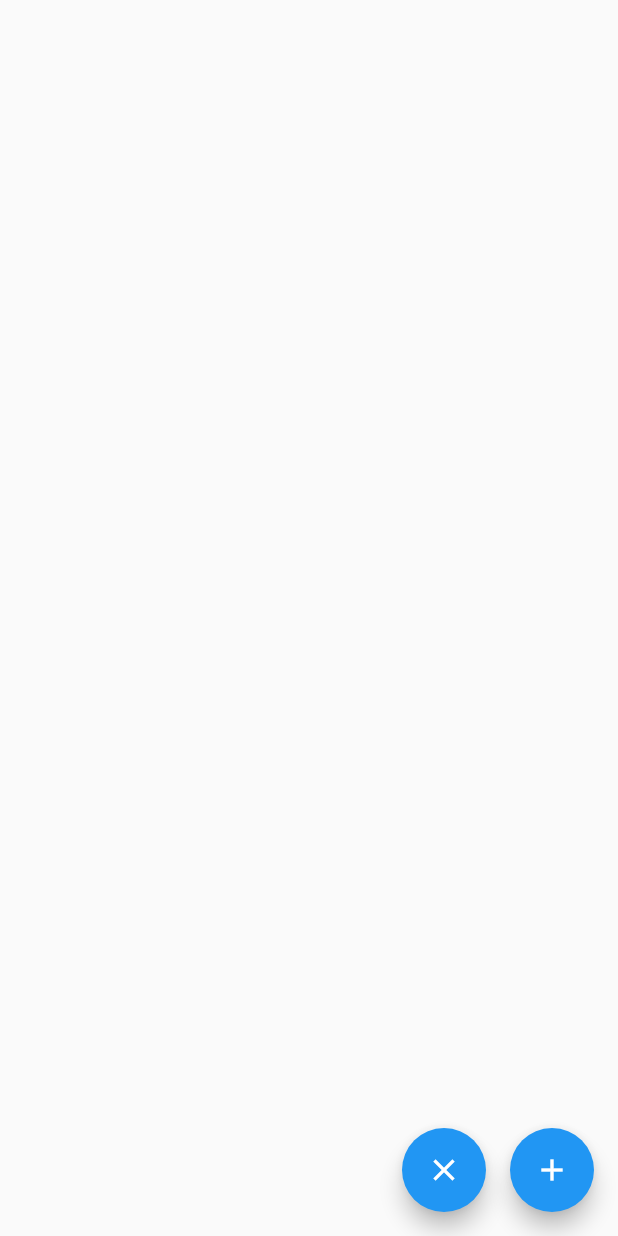
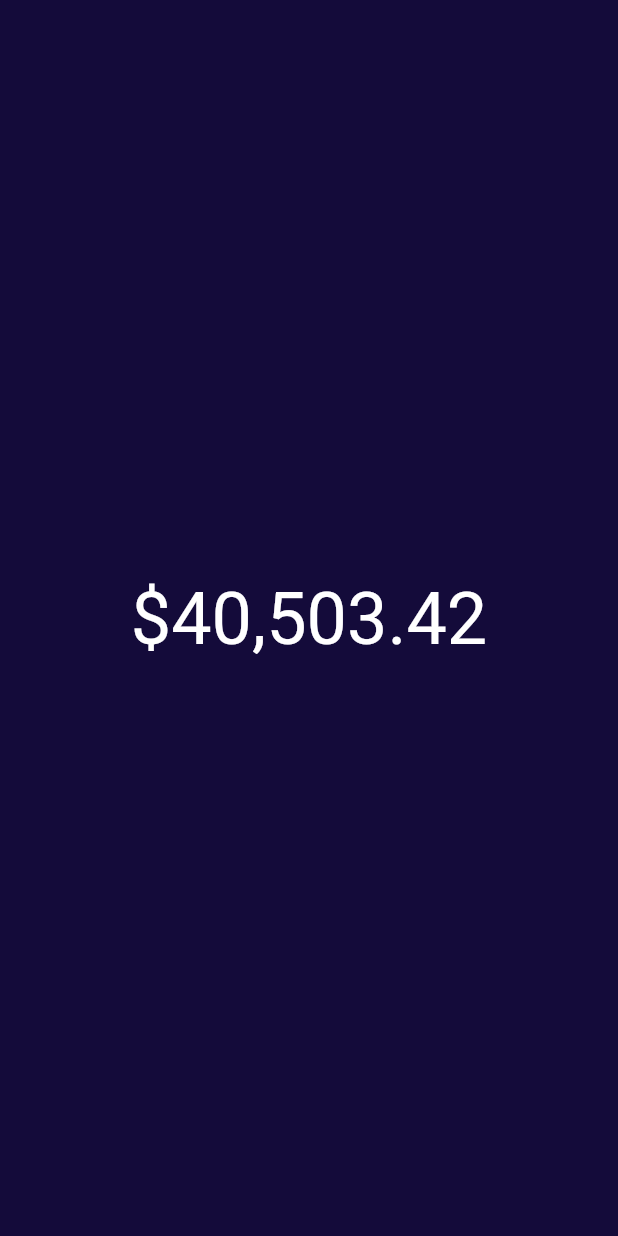
Before and after one commit to aaazlkm/design_note, a Flutter app: the screen it shows after launch, on a phone screen of 412 x 824 dp. Run offline on Flutter 3.47's test engine with Material 2 defaults, Android fonts, the phone set to English and light mode, and no system bars; our stand-ins replace simple_animations, transparent_image.

Commit message:
GlitchyTextPage

```diff
--- /dev/null
+++ b/lib/glitchyText/glitchy_text_page.dart
@@ -0,0 +1,105 @@
+import 'dart:math';
+
+import 'package:flutter/material.dart';
+
+class GlitchyTextPage extends StatefulWidget {
+  const GlitchyTextPage({Key? key}) : super(key: key);
+
+  @override
+  GlitchyTextPageState createState() => GlitchyTextPageState();
+}
+
+class GlitchyTextPageState extends State<GlitchyTextPage> {
+  @override
+  Widget build(BuildContext context) => Scaffold(
+        backgroundColor: Color.alphaBlend(Colors.black.withOpacity(0.6), Colors.deepPurple.shade900),
+        body: Center(
+          child: GlitchyPrice(
+            price: '\$40,503.42',
+          ),
+        ),
+      );
+}
+
+class GlitchyPrice extends StatefulWidget {
+  const GlitchyPrice({
+    required this.price,
+    this.baseTextStyle = const TextStyle(
+      color: Colors.white,
+      fontSize: 48,
+    ),
+    this.increaseColor = Colors.greenAccent,
+    this.decreaseColor = Colors.pinkAccent,
+    Key? key,
+  }) : super(key: key);
+
+  final String price;
+  final TextStyle baseTextStyle;
+  final Color increaseColor;
+  final Color decreaseColor;
+
+  @override
+  State<GlitchyPrice> createState() => _GlitchyPriceState();
+}
+
+class _GlitchyPriceState extends State<GlitchyPrice> with SingleTickerProviderStateMixin {
+  bool isIncrease = true;
+  late final AnimationController animationController;
+
+  @override
+  void initState() {
+    super.initState();
+    animationController = AnimationController(vsync: this, duration: const Duration(milliseconds: 500))
+      ..addStatusListener((status) async {
+        if (status == AnimationStatus.completed) {
+          await Future<void>.delayed(Duration(seconds: 1));
+          animationController.forward(from: 0);
+          setState(() {
+            isIncrease = !isIncrease;
+          });
+          print("updated");
+        }
+      });
+    animationController.forward();
+  }
+
+  @override
+  void dispose() {
+    animationController.dispose();
+    super.dispose();
+  }
+
+  @override
+  Widget build(BuildContext context) => AnimatedBuilder(
+        animation: animationController,
+        builder: (context, child) => Stack(
+          clipBehavior: Clip.none,
+          children: [
+            Positioned(
+              left: (sin(Random().nextInt(3) * pi * sin(animationController.value * Random().nextInt(3) * pi))) * -8,
+              child: Text(
+                widget.price,
+                style: widget.baseTextStyle.copyWith(
+                  color: (isIncrease ? widget.increaseColor : widget.decreaseColor).withOpacity(
+                      (1 - CurvedAnimation(parent: animationController, curve: Curves.easeInExpo).value) * 1),
+                ),
+              ),
+            ),
+            Positioned(
+              left: (sin(Random().nextInt(3) * pi * sin(animationController.value * Random().nextInt(3) * pi))) * 8,
+              child: Text(
+                widget.price,
+                style: widget.baseTextStyle.copyWith(
+                  color: (isIncrease ? widget.increaseColor : widget.decreaseColor).withOpacity(
+                      (1 - CurvedAnimation(parent: animationController, curve: Curves.easeInExpo).value) * 1),
+                ),
+              ),
+            ),
+            Text(
+              widget.price,
+              style: widget.baseTextStyle,
+            ),
+          ],
+        ),
+      );
+}
--- a/lib/main.dart
+++ b/lib/main.dart
@@ -1,6 +1,6 @@
 import 'package:flutter/material.dart';
 
-import 'facePile/face_pile_page.dart';
+import 'glitchyText/glitchy_text_page.dart';
 
 void main() {
   runApp(const MyApp());
@@ -15,7 +15,7 @@ class MyApp extends StatelessWidget {
         theme: ThemeData(
           primarySwatch: Colors.blue,
         ),
-        home: const FacePilePage(),
+        home: const GlitchyTextPage(),
       );
 }
 
```
Also changed, not shown: 1 other file.
